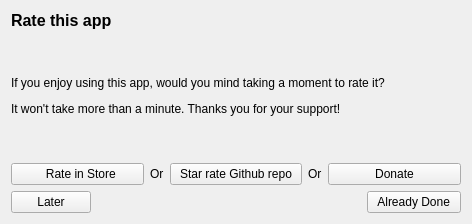
Above: src/rateapp.ui from keshavbhatt/whatsie before the change. Below: the same form after it.
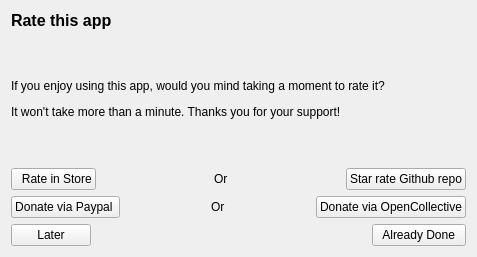
That is the form after the change.

Commit message: updated rateApp and about dialog

Diff of the .ui file:
```diff
--- a/src/rateapp.ui
+++ b/src/rateapp.ui
@@ -6,8 +6,8 @@
    <rect>
     <x>0</x>
     <y>0</y>
-    <width>472</width>
-    <height>224</height>
+    <width>477</width>
+    <height>257</height>
    </rect>
   </property>
   <property name="windowTitle">
@@ -64,6 +64,19 @@
          </property>
         </widget>
        </item>
+       <item>
+        <spacer name="horizontalSpacer_2">
+         <property name="orientation">
+          <enum>Qt::Horizontal</enum>
+         </property>
+         <property name="sizeHint" stdset="0">
+          <size>
+           <width>40</width>
+           <height>20</height>
+          </size>
+         </property>
+        </spacer>
+       </item>
        <item>
         <widget class="QLabel" name="label_4">
          <property name="sizePolicy">
@@ -77,6 +90,19 @@
          </property>
         </widget>
        </item>
+       <item>
+        <spacer name="horizontalSpacer_3">
+         <property name="orientation">
+          <enum>Qt::Horizontal</enum>
+         </property>
+         <property name="sizeHint" stdset="0">
+          <size>
+           <width>40</width>
+           <height>20</height>
+          </size>
+         </property>
+        </spacer>
+       </item>
        <item>
         <widget class="QPushButton" name="rateOnGithub">
          <property name="text">
@@ -84,23 +110,60 @@
          </property>
         </widget>
        </item>
-       <item>
-        <widget class="QLabel" name="label_3">
-         <property name="sizePolicy">
-          <sizepolicy hsizetype="Maximum" vsizetype="Preferred">
-           <horstretch>0</horstretch>
-           <verstretch>0</verstretch>
-          </sizepolicy>
-         </property>
-         <property name="text">
-          <string>Or</string>
-         </property>
-        </widget>
-       </item>
+      </layout>
+     </item>
+     <item>
+      <layout class="QHBoxLayout" name="horizontalLayout_3">
        <item>
         <widget class="QPushButton" name="donate">
          <property name="text">
-          <string>Donate</string>
+          <string>Donate via Paypal </string>
+         </property>
+        </widget>
+       </item>
+       <item>
+        <spacer name="horizontalSpacer_4">
+         <property name="orientation">
+          <enum>Qt::Horizontal</enum>
+         </property>
+         <property name="sizeHint" stdset="0">
+          <size>
+           <width>40</width>
+           <height>20</height>
+          </size>
+         </property>
+        </spacer>
+       </item>
+       <item>
+        <widget class="QLabel" name="label_5">
+         <property name="sizePolicy">
+          <sizepolicy hsizetype="Maximum" vsizetype="Preferred">
+           <horstretch>0</horstretch>
+           <verstretch>0</verstretch>
+          </sizepolicy>
+         </property>
+         <property name="text">
+          <string>Or</string>
+         </property>
+        </widget>
+       </item>
+       <item>
+        <spacer name="horizontalSpacer_5">
+         <property name="orientation">
+          <enum>Qt::Horizontal</enum>
+         </property>
+         <property name="sizeHint" stdset="0">
+          <size>
+           <width>40</width>
+           <height>20</height>
+          </size>
+         </property>
+        </spacer>
+       </item>
+       <item>
+        <widget class="QPushButton" name="donate_2">
+         <property name="text">
+          <string>Donate via OpenCollective</string>
          </property>
         </widget>
        </item>
```
The commit also changes 7 other files.
